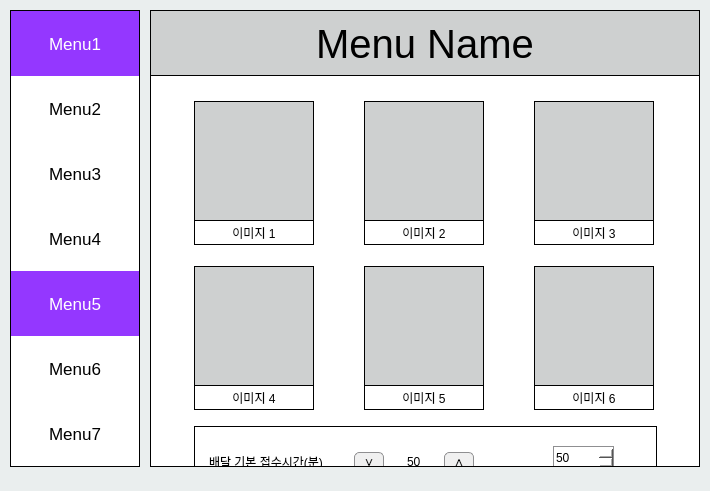
Above: pyQt_test/MainWindow.ui from lshlabs/myGit before the change. Below: the same form after it.
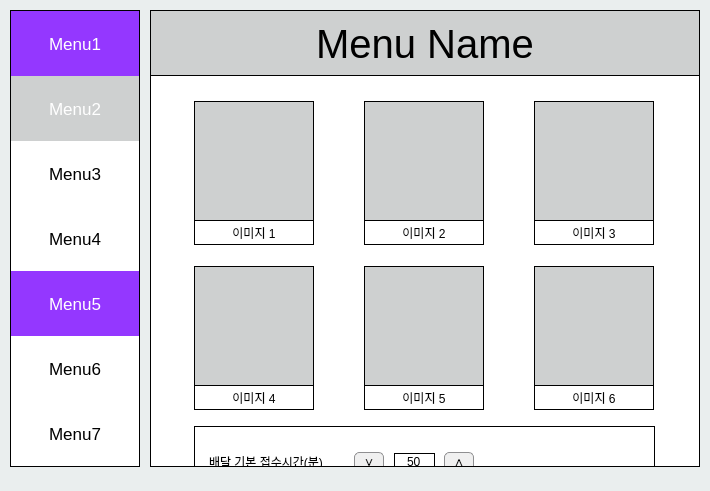
That is the form after the change. Icons and pictures are not drawn.

Diff of the .ui file:
```diff
--- a/pyQt_test/MainWindow.ui
+++ b/pyQt_test/MainWindow.ui
@@ -124,7 +124,7 @@
        <rect>
         <x>43</x>
         <y>350</y>
-        <width>463</width>
+        <width>461</width>
         <height>171</height>
        </rect>
       </property>
@@ -212,13 +212,13 @@
           <enum>QLayout::SizeConstraint::SetDefaultConstraint</enum>
          </property>
          <property name="leftMargin">
-          <number>0</number>
+          <number>5</number>
          </property>
          <property name="topMargin">
           <number>5</number>
          </property>
          <property name="rightMargin">
-          <number>0</number>
+          <number>5</number>
          </property>
          <property name="bottomMargin">
           <number>5</number>
@@ -252,12 +252,18 @@
              <pointsize>9</pointsize>
             </font>
            </property>
+           <property name="styleSheet">
+            <string notr="true">border: 1px solid black;</string>
+           </property>
            <property name="text">
             <string>50</string>
            </property>
            <property name="alignment">
             <set>Qt::AlignmentFlag::AlignCenter</set>
            </property>
+           <property name="readOnly">
+            <bool>true</bool>
+           </property>
           </widget>
          </item>
          <item>
@@ -549,34 +555,6 @@
          </item>
         </layout>
        </widget>
-       <widget class="QSpinBox" name="spinBox">
-        <property name="geometry">
-         <rect>
-          <x>354</x>
-          <y>10</y>
-          <width>61</width>
-          <height>24</height>
-         </rect>
-        </property>
-        <property name="styleSheet">
-         <string notr="true"> border: 1px solid #8f8f91;</string>
-        </property>
-        <property name="buttonSymbols">
-         <enum>QAbstractSpinBox::ButtonSymbols::UpDownArrows</enum>
-        </property>
-        <property name="minimum">
-         <number>15</number>
-        </property>
-        <property name="maximum">
-         <number>100</number>
-        </property>
-        <property name="singleStep">
-         <number>5</number>
-        </property>
-        <property name="value">
-         <number>50</number>
-        </property>
-       </widget>
       </widget>
       <widget class="QFrame" name="frame_timeset2">
        <property name="geometry">
@@ -1722,8 +1700,8 @@
       </font>
      </property>
      <property name="styleSheet">
-      <string notr="true">background-color:rgb(255, 255, 255);
-color: black;
+      <string notr="true">background:rgb(206, 208, 208);
+color: white;
 border: none;</string>
      </property>
      <property name="text">
```
Left out of the diff: 410 changed lines with no effect on the pictures.
